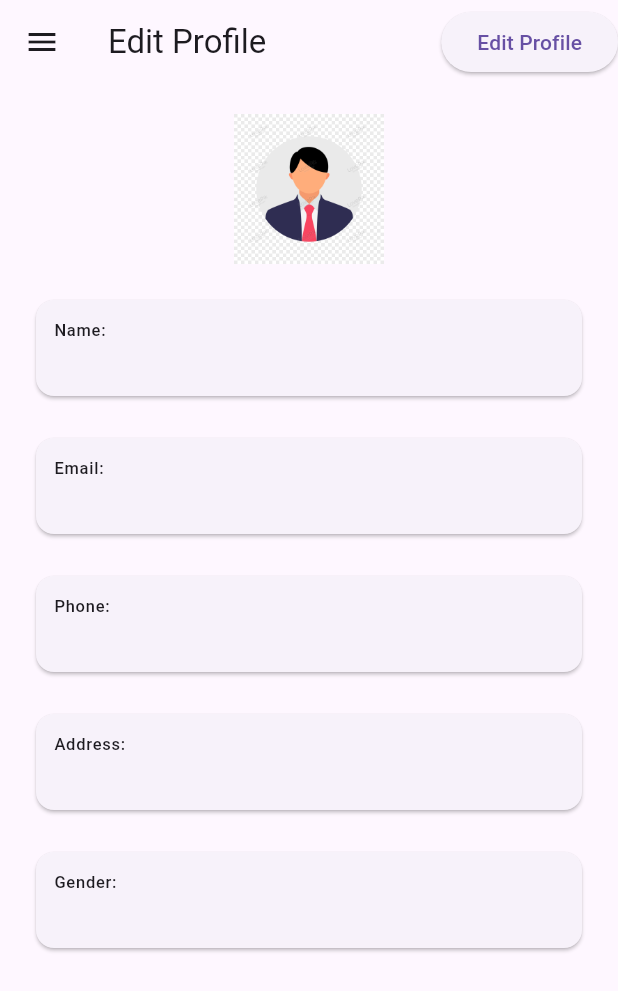
After one commit to mustafaydogdu3/3DMarket, a Flutter app: the MyProfileView screen opened directly, on a phone screen of 412 x 824 dp. The commit adds this screen. Shown: the top 991 px of the screen. Run offline on Flutter 3.47's test engine with Material 3 defaults, Android fonts, the phone set to English and light mode, and no system bars; our stand-ins replace cloud_firestore, firebase_auth, firebase_core, flutter_svg, icons_plus; accounts and stored records are empty.

Commit message:
Profile View and Profile Edit View separated and redeveloped.

```diff
--- /dev/null
+++ b/lib/features/profile/views/edit_profile_view.dart
@@ -0,0 +1,201 @@
+import 'package:core/base/text/style/base_text_style.dart';
+import 'package:flutter/material.dart';
+
+import '../../../product/values/localkeys/app_localkeys.dart';
+import '../../../product/widgets/buttons/primary_button_widget.dart';
+import '../../../product/widgets/radio/gender_radio_widget.dart';
+import '../services/profile_service.dart';
+
+class EditProfileView extends StatefulWidget {
+  const EditProfileView({
+    super.key,
+    required this.name,
+    required this.email,
+    required this.phone,
+    required this.address,
+    required this.gender,
+  });
+
+  final String name;
+  final String email;
+  final String phone;
+  final String address;
+  final String gender;
+
+  @override
+  State<EditProfileView> createState() => _EditProfileViewState();
+}
+
+class _EditProfileViewState extends State<EditProfileView> {
+  @override
+  void initState() {
+    super.initState();
+
+    nameController.text = widget.name;
+    emailController.text = widget.email;
+    phoneController.text = widget.phone;
+    addressController.text = widget.address;
+    gender = widget.gender;
+  }
+
+  final TextEditingController nameController = TextEditingController();
+  final TextEditingController emailController = TextEditingController();
+  final TextEditingController phoneController = TextEditingController();
+  final TextEditingController addressController = TextEditingController();
+  String? gender;
+
+  @override
+  Widget build(BuildContext context) {
+    return Scaffold(
+      appBar: AppBar(
+        title: const Text(AppLocalkeys.editProfil),
+      ),
+      // drawer: const AppDrawer(),
+      body: SingleChildScrollView(
+        padding: const EdgeInsets.all(20),
+        child: Column(
+          spacing: 20,
+          crossAxisAlignment: CrossAxisAlignment.start,
+          children: [
+            Center(
+              child: Stack(
+                children: [
+                  CircleAvatar(
+                    radius: 50,
+                    child: Image.asset('assets/images/png/profil.png'),
+                  ),
+                  Positioned(
+                    bottom: 0,
+                    right: 0,
+                    child: IconButton(
+                      icon: const CircleAvatar(
+                        backgroundColor: Colors.white,
+                        radius: 16,
+                        child: Icon(
+                          Icons.edit,
+                          color: Colors.blue,
+                          size: 18,
+                        ),
+                      ),
+                      onPressed: () {
+                        // Change profile picture action
+                      },
+                    ),
+                  ),
+                ],
+              ),
+            ),
+            TextFormField(
+              keyboardType: TextInputType.name,
+              controller: nameController,
+              decoration: InputDecoration(
+                border: const OutlineInputBorder(
+                  borderRadius: BorderRadius.all(
+                    Radius.circular(8),
+                  ),
+                ),
+                labelStyle: BaseTextStyle.bodyMedium(),
+                labelText: AppLocalkeys.name,
+              ),
+            ),
+            TextFormField(
+              keyboardType: TextInputType.emailAddress,
+              controller: emailController,
+              decoration: InputDecoration(
+                border: const OutlineInputBorder(
+                  borderRadius: BorderRadius.all(
+                    Radius.circular(8),
+                  ),
+                ),
+                labelStyle: BaseTextStyle.bodyMedium(),
+                labelText: AppLocalkeys.emailId,
+              ),
+            ),
+            TextFormField(
+              keyboardType: TextInputType.phone,
+              controller: phoneController,
+              decoration: InputDecoration(
+                border: const OutlineInputBorder(
+                  borderRadius: BorderRadius.all(
+                    Radius.circular(8),
+                  ),
+                ),
+                labelStyle: BaseTextStyle.bodyMedium(),
+                labelText: AppLocalkeys.mobileNumber,
+              ),
+            ),
+            TextFormField(
+              keyboardType: TextInputType.streetAddress,
+              controller: addressController,
+              maxLines: 2,
+              decoration: InputDecoration(
+                border: const OutlineInputBorder(
+                  borderRadius: BorderRadius.all(
+                    Radius.circular(8),
+                  ),
+                ),
+                labelStyle: BaseTextStyle.bodyMedium(),
+                labelText: AppLocalkeys.location,
+              ),
+            ),
+            Text(
+              "Gender",
+              style: BaseTextStyle.labelLarge(),
+            ),
+            GenderRadioWidget(
+              gender: gender,
+              onChanged: (value) {
+                setState(() {
+                  gender = value;
+                });
+              },
+            ),
+            PrimaryButtonWidget(
+              onPressed: () async {
+                final name = nameController.text.trim();
+                final email = emailController.text.trim();
+                final phoneNumber = phoneController.text.trim();
+                final address = addressController.text.trim();
+
+                if (name.isEmpty ||
+                    email.isEmpty ||
+                    phoneNumber.isEmpty ||
+                    address.isEmpty) {
+                  ScaffoldMessenger.of(context).showSnackBar(
+                    const SnackBar(
+                        content: Text('Please fill all the fields.')),
+                  );
+                  return;
+                }
+                try {
+                  final profileService = ProfileService();
+                  await profileService.saveUserProfile(
+                    name: name,
+                    email: email,
+                    phoneNumber: phoneNumber,
+                    address: address,
+                    gender: gender,
+                  );
+
+                  if (!mounted) return;
+
+                  ScaffoldMessenger.of(context).showSnackBar(
+                    const SnackBar(
+                        content: Text('Profile updated successfully!')),
+                  );
+                } catch (e) {
+                  if (!mounted) return;
+
+                  ScaffoldMessenger.of(context).showSnackBar(
+                    SnackBar(content: Text('Failed to save profile: $e')),
+                  );
+                }
+              },
+              text: AppLocalkeys.saveChanges,
+            )
+          ],
+        ),
+      ),
+    );
+  }
+}
--- /dev/null
+++ b/lib/features/profile/views/my_profile_view.dart
@@ -0,0 +1,137 @@
+import 'package:core/base/text/style/base_text_style.dart';
+import 'package:flutter/material.dart';
+
+import '../../../product/values/localkeys/app_localkeys.dart';
+import '../../../product/widgets/drawers/app_drawer.dart';
+import '../services/profile_service.dart';
+import 'edit_profile_view.dart';
+
+class MyProfileView extends StatefulWidget {
+  const MyProfileView({super.key});
+
+  @override
+  State<MyProfileView> createState() => _MyProfileViewState();
+}
+
+class _MyProfileViewState extends State<MyProfileView> {
+  String name = '';
+  String email = '';
+  String phone = '';
+  String address = '';
+  String gender = '';
+
+  @override
+  Widget build(BuildContext context) {
+    return FutureBuilder(
+      future: ProfileService().getUserProfile(),
+      builder: (context, snap) {
+        switch (snap.connectionState) {
+          case ConnectionState.none:
+            return const SizedBox();
+
+          case ConnectionState.waiting:
+            return PopScope(
+              canPop: false,
+              child: Scaffold(
+                appBar: AppBar(
+                  title: const Text(AppLocalkeys.editProfil),
+                ),
+                drawer: const AppDrawer(),
+                body: const Center(
+                  child: CircularProgressIndicator(),
+                ),
+              ),
+            );
+
+          case ConnectionState.active:
+          case ConnectionState.done:
+            email = snap.data?.email ?? '';
+            name = snap.data?.name ?? '';
+            phone = snap.data?.phoneNumber ?? '';
+            address = snap.data?.address ?? '';
+            gender = snap.data?.gender ?? '';
+
+            return Scaffold(
+              appBar: AppBar(
+                title: const Text(AppLocalkeys.editProfil),
+                actions: [
+                  ElevatedButton(
+                    onPressed: () => Navigator.push(
+                      context,
+                      MaterialPageRoute(
+                        builder: (context) => EditProfileView(
+                          address: address,
+                          email: email,
+                          gender: gender,
+                          name: name,
+                          phone: phone,
+                        ),
+                      ),
+                    ).then(
+                      (_) => setState(() {}),
+                    ),
+                    child: const Text('Edit Profile'),
+                  )
+                ],
+              ),
+              drawer: const AppDrawer(),
+              body: SingleChildScrollView(
+                padding: const EdgeInsets.all(20),
+                child: Column(
+                  spacing: 20,
+                  crossAxisAlignment: CrossAxisAlignment.start,
+                  children: [
+                    Center(
+                      child: CircleAvatar(
+                        radius: 50,
+                        child: Image.asset('assets/images/png/profil.png'),
+                      ),
+                    ),
+                    ProfileFieldsWidget(title: 'Name:', name: name),
+                    ProfileFieldsWidget(title: 'Email:', name: email),
+                    ProfileFieldsWidget(title: 'Phone:', name: phone),
+                    ProfileFieldsWidget(title: 'Address:', name: address),
+                    ProfileFieldsWidget(title: 'Gender:', name: gender),
+                  ],
+                ),
+              ),
+            );
+        }
+      },
+    );
+  }
+}
+
+class ProfileFieldsWidget extends StatelessWidget {
+  const ProfileFieldsWidget({
+    super.key,
+    required this.title,
+    required this.name,
+  });
+
+  final String title;
+  final String name;
+
+  @override
+  Widget build(BuildContext context) {
+    return Card(
+      child: Container(
+        width: double.maxFinite,
+        padding: const EdgeInsets.all(12),
+        child: Column(
+          crossAxisAlignment: CrossAxisAlignment.start,
+          children: [
+            Text(
+              title,
+              style: BaseTextStyle.labelSmall(),
+            ),
+            Text(
+              name,
+              style: BaseTextStyle.bodyLarge(),
+            ),
+          ],
+        ),
+      ),
+    );
+  }
+}
--- a/lib/product/widgets/drawers/app_drawer.dart
+++ b/lib/product/widgets/drawers/app_drawer.dart
@@ -5,7 +5,7 @@ import '../../../features/auth/services/auth_service.dart';
 import '../../../features/auth/views/home/view/auth_home_view.dart';
 import '../../../features/home/view/home_view.dart';
 import '../../../features/profile/services/profile_service.dart';
-import '../../../features/profile/views/profile_view.dart';
+import '../../../features/profile/views/my_profile_view.dart';
 
 class AppDrawer extends StatelessWidget {
   const AppDrawer({super.key});
@@ -24,7 +24,7 @@ class AppDrawer extends StatelessWidget {
               onPressed: () => Navigator.pushReplacement(
                 context,
                 MaterialPageRoute(
-                  builder: (context) => const ProfileView(),
+                  builder: (context) => const MyProfileView(),
                 ),
               ),
               child: FutureBuilder(
```
Also changed, not shown: lib/features/profile/views/profile_view.dart (deleted, +0 -197 lines), lib/product/widgets/radio/gender_radio_widget.dart (+7 -13 lines).
